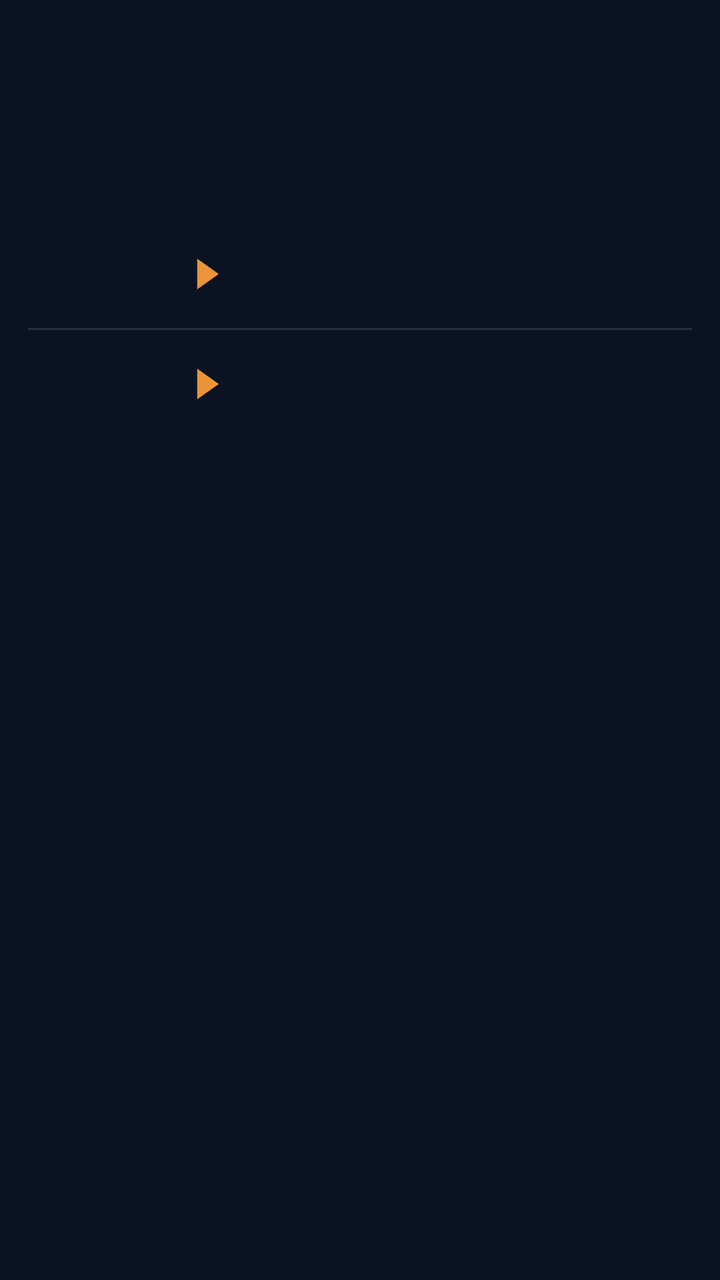
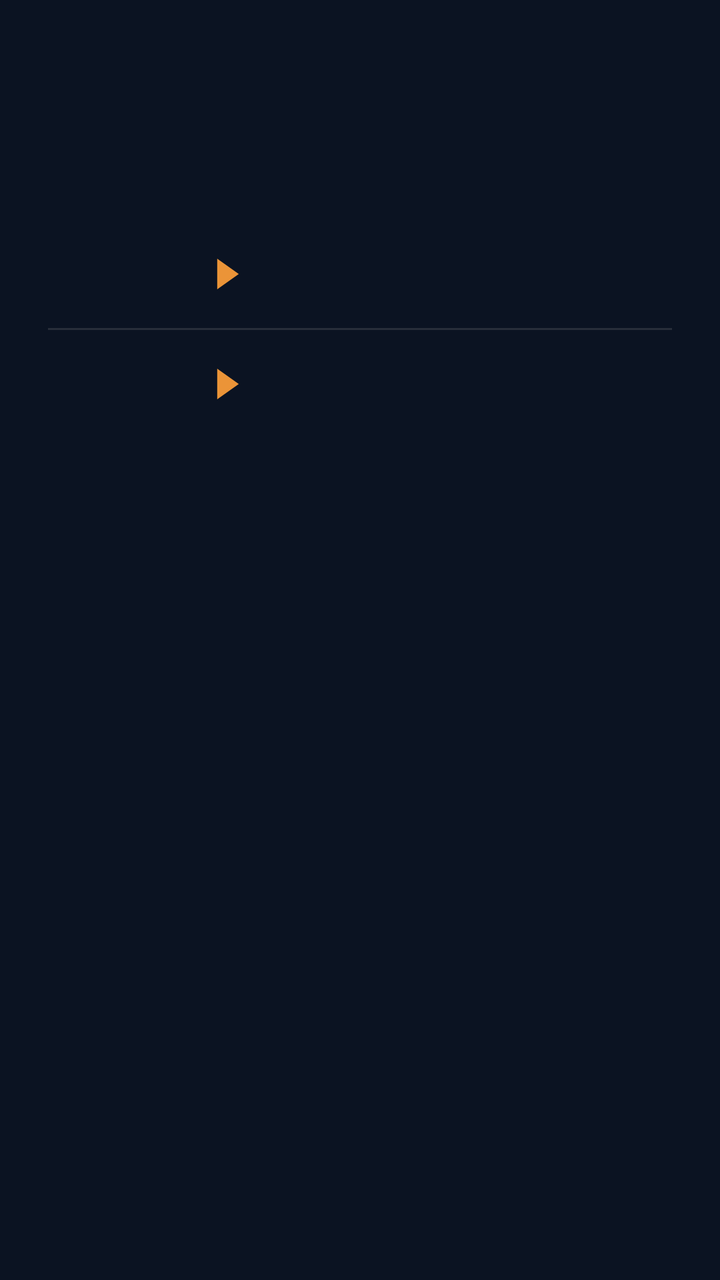

Compare the two renders of this Android layout. The source of the first and the diff that turns it into the second are given below.
<!-- AndroidManifest.xml: application theme AppTheme -->
<!-- res/layout/widget_k2.xml -->
<?xml version="1.0" encoding="utf-8"?>
<FrameLayout
    xmlns:android="http://schemas.android.com/apk/res/android"
    android:id="@+id/root"
    android:layout_width="match_parent"
    android:layout_height="match_parent"
    android:padding="0dp">

    <LinearLayout
        android:layout_width="match_parent"
        android:layout_height="wrap_content"
        android:orientation="vertical">
        
        <FrameLayout
            android:layout_width="match_parent"
            android:layout_height="wrap_content">
            
            <LinearLayout
                android:layout_width="match_parent"
                android:layout_height="94dp"
                android:background="@drawable/cur_clocks"
                android:clipToOutline="true"
                android:orientation="horizontal">
            <FrameLayout
                android:layout_width="0dp"
                android:layout_height="match_parent"
                android:layout_weight="1">
                <ImageView
                    android:id="@+id/clk_bg_0"
                    android:layout_width="match_parent"
                    android:layout_height="match_parent"
                    android:scaleType="fitXY" />
                <LinearLayout
                    android:layout_width="match_parent"
                    android:layout_height="match_parent"
                    android:orientation="vertical"
                    android:gravity="center"
                    android:paddingStart="2dp"
                    android:paddingEnd="2dp">
                    <ImageView
                        android:id="@+id/clk_day_0"
                        android:layout_width="match_parent"
                        android:layout_height="16dp"
                        android:scaleType="fitCenter" />
                    <ImageView
                        android:id="@+id/clk_time_0"
                        android:layout_width="match_parent"
                        android:layout_height="30dp"
                        android:scaleType="fitCenter" />
                    <ImageView
                        android:id="@+id/clk_city_0"
                        android:layout_width="match_parent"
                        android:layout_height="16dp"
                        android:layout_marginTop="-3dp"
                        android:scaleType="fitCenter" />
                </LinearLayout>
            </FrameLayout>
            <FrameLayout
                android:layout_width="0dp"
                android:layout_height="match_parent"
                android:layout_weight="1">
                <ImageView
                    android:id="@+id/clk_bg_1"
                    android:layout_width="match_parent"
                    android:layout_height="match_parent"
                    android:scaleType="fitXY" />
                <LinearLayout
                    android:layout_width="match_parent"
                    android:layout_height="match_parent"
                    android:orientation="vertical"
                    android:gravity="center"
                    android:paddingStart="2dp"
                    android:paddingEnd="2dp">
                    <ImageView
                        android:id="@+id/clk_day_1"
                        android:layout_width="match_parent"
                        android:layout_height="16dp"
                        android:scaleType="fitCenter" />
                    <ImageView
                        android:id="@+id/clk_time_1"
                        android:layout_width="match_parent"
                        android:layout_height="30dp"
                        android:scaleType="fitCenter" />
                    <ImageView
                        android:id="@+id/clk_city_1"
                        android:layout_width="match_parent"
                        android:layout_height="16dp"
                        android:layout_marginTop="-3dp"
                        android:scaleType="fitCenter" />
                </LinearLayout>
            </FrameLayout>
            <FrameLayout
                android:layout_width="0dp"
                android:layout_height="match_parent"
                android:layout_weight="1">
                <ImageView
                    android:id="@+id/clk_bg_2"
                    android:layout_width="match_parent"
                    android:layout_height="match_parent"
                    android:scaleType="fitXY" />
                <LinearLayout
                    android:layout_width="match_parent"
                    android:layout_height="match_parent"
                    android:orientation="vertical"
                    android:gravity="center"
                    android:paddingStart="2dp"
                    android:paddingEnd="2dp">
                    <ImageView
                        android:id="@+id/clk_day_2"
                        android:layout_width="match_parent"
                        android:layout_height="16dp"
                        android:scaleType="fitCenter" />
                    <ImageView
                        android:id="@+id/clk_time_2"
                        android:layout_width="match_parent"
                        android:layout_height="30dp"
                        android:scaleType="fitCenter" />
                    <ImageView
                        android:id="@+id/clk_city_2"
                        android:layout_width="match_parent"
                        android:layout_height="16dp"
                        android:layout_marginTop="-3dp"
                        android:scaleType="fitCenter" />
                </LinearLayout>
            </FrameLayout>
            <FrameLayout
                android:layout_width="0dp"
                android:layout_height="match_parent"
                android:layout_weight="1">
                <ImageView
                    android:id="@+id/clk_bg_3"
                    android:layout_width="match_parent"
                    android:layout_height="match_parent"
                    android:scaleType="fitXY" />
                <LinearLayout
                    android:layout_width="match_parent"
                    android:layout_height="match_parent"
                    android:orientation="vertical"
                    android:gravity="center"
                    android:paddingStart="2dp"
                    android:paddingEnd="2dp">
                    <ImageView
                        android:id="@+id/clk_day_3"
                        android:layout_width="match_parent"
                        android:layout_height="16dp"
                        android:scaleType="fitCenter" />
                    <ImageView
                        android:id="@+id/clk_time_3"
                        android:layout_width="match_parent"
                        android:layout_height="30dp"
                        android:scaleType="fitCenter" />
                    <ImageView
                        android:id="@+id/clk_city_3"
                        android:layout_width="match_parent"
                        android:layout_height="16dp"
                        android:layout_marginTop="-3dp"
                        android:scaleType="fitCenter" />
                </LinearLayout>
            </FrameLayout>
            </LinearLayout>
            <ImageView
                android:id="@+id/clk_rim"
                android:layout_width="match_parent"
                android:layout_height="match_parent"
                android:importantForAccessibility="no"
                android:scaleType="fitXY" />
        </FrameLayout>
        
        <FrameLayout
            android:layout_width="match_parent"
            android:layout_height="wrap_content"
            android:layout_marginTop="12dp">
            <ImageView
                android:id="@+id/rates_bg"
                android:layout_width="match_parent"
                android:layout_height="match_parent"
                android:importantForAccessibility="no"
                android:scaleType="fitXY" />
            <LinearLayout
                android:layout_width="match_parent"
                android:layout_height="wrap_content"
                android:background="@drawable/cur_clocks"
                android:clipToOutline="true"
                android:orientation="vertical"
                android:paddingTop="4dp"
                android:paddingBottom="4dp">
            <FrameLayout
                android:id="@+id/row_0"
                android:layout_width="match_parent"
                android:layout_height="54dp"
                android:foreground="?android:attr/selectableItemBackground">
                <LinearLayout
                    android:layout_width="match_parent"
                    android:layout_height="match_parent"
                    android:orientation="horizontal"
                    android:gravity="center_vertical"
                    android:paddingStart="14dp"
                    android:paddingEnd="14dp">
                    <LinearLayout
                        android:layout_width="wrap_content"
                        android:layout_height="wrap_content"
                        android:orientation="horizontal"
                        android:gravity="center_vertical">
                        <ImageView
                            android:id="@+id/fl_a_0"
                            android:layout_width="30dp"
                            android:layout_height="30dp"
                            android:scaleType="fitCenter" />
                        
                        <ImageView
                            android:id="@+id/code_a_0"
                            android:layout_width="40dp"
                            android:layout_height="22dp"
                            android:layout_marginStart="6dp"
                            android:scaleType="fitStart" />
                        <ImageView
                            android:id="@+id/arrow_0"
                            android:layout_width="12dp"
                            android:layout_height="16dp"
                            android:src="@drawable/cur_arrow"
                            android:layout_marginStart="8dp"
                            android:layout_marginEnd="10dp"
                            android:scaleType="fitCenter" />
                        <ImageView
                            android:id="@+id/fl_b_0"
                            android:layout_width="30dp"
                            android:layout_height="30dp"
                            android:scaleType="fitCenter" />
                        <ImageView
                            android:id="@+id/code_b_0"
                            android:layout_width="wrap_content"
                            android:layout_height="22dp"
                            android:adjustViewBounds="true"
                            android:layout_marginStart="6dp"
                            android:scaleType="fitStart" />
                    </LinearLayout>
                    <FrameLayout
                        android:layout_width="0dp"
                        android:layout_height="1dp"
                        android:layout_weight="1" />
                    
                    <LinearLayout
                        android:layout_width="wrap_content"
                        android:layout_height="wrap_content"
                        android:orientation="vertical"
                        android:layout_marginStart="6dp">
                        <LinearLayout
                            android:layout_width="wrap_content"
                            android:layout_height="16dp"
                            android:orientation="horizontal"
                            android:gravity="center_vertical">
                            <ImageView
                                android:id="@+id/mkt_val_0"
                                android:layout_width="56dp"
                                android:layout_height="15.6dp"
                                android:scaleType="fitEnd" />
                            <ImageView
                                android:id="@+id/mkt_lbl_0"
                                android:layout_width="38dp"
                                android:layout_height="14.3dp"
                                android:layout_marginStart="6dp"
                                android:scaleType="fitEnd" />
                        </LinearLayout>
                        <LinearLayout
                            android:layout_width="wrap_content"
                            android:layout_height="16dp"
                            android:orientation="horizontal"
                            android:gravity="center_vertical"
                            android:layout_marginTop="2dp">
                            <ImageView
                                android:id="@+id/visa_val_0"
                                android:layout_width="56dp"
                                android:layout_height="15.6dp"
                                android:scaleType="fitEnd" />
                            <ImageView
                                android:id="@+id/visa_logo_0"
                                android:layout_width="38dp"
                                android:layout_height="16dp"
                                android:layout_marginStart="6dp"
                                android:scaleType="fitEnd" />
                        </LinearLayout>
                    </LinearLayout>
                </LinearLayout>
            </FrameLayout>
            <ImageView
                android:id="@+id/div_1"
                android:layout_width="match_parent"
                android:layout_height="1dp"
                android:layout_marginStart="14dp"
                android:layout_marginEnd="14dp"
                android:importantForAccessibility="no"
                android:scaleType="fitXY"
                android:src="@drawable/cur_div" />
            <FrameLayout
                android:id="@+id/row_1"
                android:layout_width="match_parent"
                android:layout_height="54dp"
                android:foreground="?android:attr/selectableItemBackground">
                <LinearLayout
                    android:layout_width="match_parent"
                    android:layout_height="match_parent"
                    android:orientation="horizontal"
                    android:gravity="center_vertical"
                    android:paddingStart="14dp"
                    android:paddingEnd="14dp">
                    <LinearLayout
                        android:layout_width="wrap_content"
                        android:layout_height="wrap_content"
                        android:orientation="horizontal"
                        android:gravity="center_vertical">
                        <ImageView
                            android:id="@+id/fl_a_1"
                            android:layout_width="30dp"
                            android:layout_height="30dp"
                            android:scaleType="fitCenter" />
                        
                        <ImageView
                            android:id="@+id/code_a_1"
                            android:layout_width="40dp"
                            android:layout_height="22dp"
                            android:layout_marginStart="6dp"
                            android:scaleType="fitStart" />
                        <ImageView
                            android:id="@+id/arrow_1"
                            android:layout_width="12dp"
                            android:layout_height="16dp"
                            android:src="@drawable/cur_arrow"
                            android:layout_marginStart="8dp"
                            android:layout_marginEnd="10dp"
                            android:scaleType="fitCenter" />
                        <ImageView
                            android:id="@+id/fl_b_1"
                            android:layout_width="30dp"
                            android:layout_height="30dp"
                            android:scaleType="fitCenter" />
                        <ImageView
                            android:id="@+id/code_b_1"
                            android:layout_width="wrap_content"
                            android:layout_height="22dp"
                            android:adjustViewBounds="true"
                            android:layout_marginStart="6dp"
                            android:scaleType="fitStart" />
                    </LinearLayout>
                    <FrameLayout
                        android:layout_width="0dp"
                        android:layout_height="1dp"
                        android:layout_weight="1" />
                    
                    <LinearLayout
                        android:layout_width="wrap_content"
                        android:layout_height="wrap_content"
                        android:orientation="vertical"
                        android:layout_marginStart="6dp">
                        <LinearLayout
                            android:layout_width="wrap_content"
                            android:layout_height="16dp"
                            android:orientation="horizontal"
                            android:gravity="center_vertical">
                            <ImageView
                                android:id="@+id/mkt_val_1"
                                android:layout_width="56dp"
                                android:layout_height="15.6dp"
                                android:scaleType="fitEnd" />
                            <ImageView
                                android:id="@+id/mkt_lbl_1"
                                android:layout_width="38dp"
                                android:layout_height="14.3dp"
                                android:layout_marginStart="6dp"
                                android:scaleType="fitEnd" />
                        </LinearLayout>
                        <LinearLayout
                            android:layout_width="wrap_content"
                            android:layout_height="16dp"
                            android:orientation="horizontal"
                            android:gravity="center_vertical"
                            android:layout_marginTop="2dp">
                            <ImageView
                                android:id="@+id/visa_val_1"
                                android:layout_width="56dp"
                                android:layout_height="15.6dp"
                                android:scaleType="fitEnd" />
                            <ImageView
                                android:id="@+id/visa_logo_1"
                                android:layout_width="38dp"
                                android:layout_height="16dp"
                                android:layout_marginStart="6dp"
                                android:scaleType="fitEnd" />
                        </LinearLayout>
                    </LinearLayout>
                </LinearLayout>
            </FrameLayout>
            </LinearLayout>
        </FrameLayout>
    </LinearLayout>
</FrameLayout>
<!-- resources referenced by this layout -->
<resources>
  <!-- drawable cur_arrow (drawable) -->
  <?xml version="1.0" encoding="utf-8"?>
  <vector xmlns:android="http://schemas.android.com/apk/res/android" android:width="20dp" android:height="26dp" android:viewportWidth="20" android:viewportHeight="26">
      <path android:fillColor="#FFEB9438" android:pathData="M1,0L1,26L19,13Z" />
  </vector>
  <!-- drawable cur_clocks (drawable) -->
  <?xml version="1.0" encoding="utf-8"?>
  <shape xmlns:android="http://schemas.android.com/apk/res/android" android:shape="rectangle">
      <solid android:color="#00000000" />
      <corners android:radius="@dimen/widget_radius" />
  </shape>
  <!-- drawable cur_div (drawable) -->
  <?xml version="1.0" encoding="utf-8"?>
  <shape xmlns:android="http://schemas.android.com/apk/res/android" android:shape="rectangle">
      <solid android:color="#1FF0EBE4" />
  </shape>
  <style name="AppTheme" parent="@android:style/Theme.DeviceDefault.NoActionBar">
          <item name="android:colorAccent">#DF8B35</item>
          <item name="android:colorControlActivated">#DF8B35</item>
          <item name="android:windowBackground">#0B1322</item>
          <item name="android:statusBarColor">#0E111A</item>
          <item name="android:navigationBarColor">#0B1322</item>
          <item name="android:textColorHint">#718096</item>
      </style>
  <dimen name="widget_radius">28dp</dimen>
</resources>

<!-- the commit's change to res/layout/widget_k2.xml (unified diff, before → after) -->
@@ -194,8 +194,8 @@
                     android:layout_height="match_parent"
                     android:orientation="horizontal"
                     android:gravity="center_vertical"
-                    android:paddingStart="14dp"
-                    android:paddingEnd="14dp">
+                    android:paddingStart="24dp"
+                    android:paddingEnd="24dp">
                     <LinearLayout
                         android:layout_width="wrap_content"
                         android:layout_height="wrap_content"
@@ -286,8 +286,8 @@
                 android:id="@+id/div_1"
                 android:layout_width="match_parent"
                 android:layout_height="1dp"
-                android:layout_marginStart="14dp"
-                android:layout_marginEnd="14dp"
+                android:layout_marginStart="24dp"
+                android:layout_marginEnd="24dp"
                 android:importantForAccessibility="no"
                 android:scaleType="fitXY"
                 android:src="@drawable/cur_div" />
@@ -301,8 +301,8 @@
                     android:layout_height="match_parent"
                     android:orientation="horizontal"
                     android:gravity="center_vertical"
-                    android:paddingStart="14dp"
-                    android:paddingEnd="14dp">
+                    android:paddingStart="24dp"
+                    android:paddingEnd="24dp">
                     <LinearLayout
                         android:layout_width="wrap_content"
                         android:layout_height="wrap_content"
